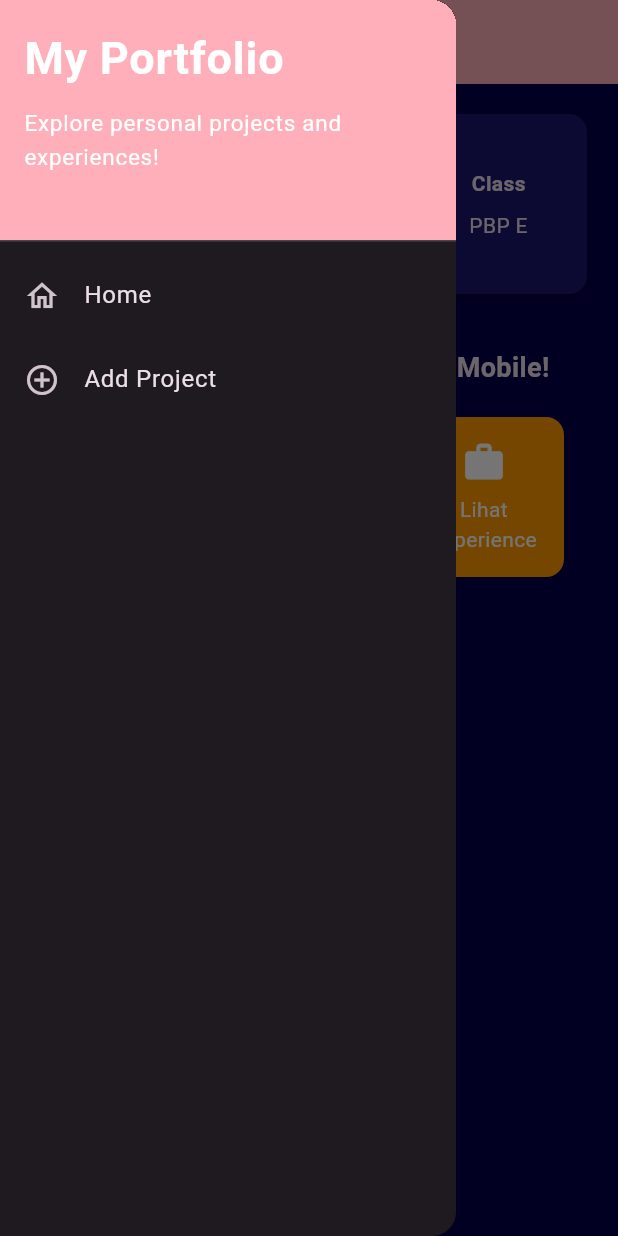
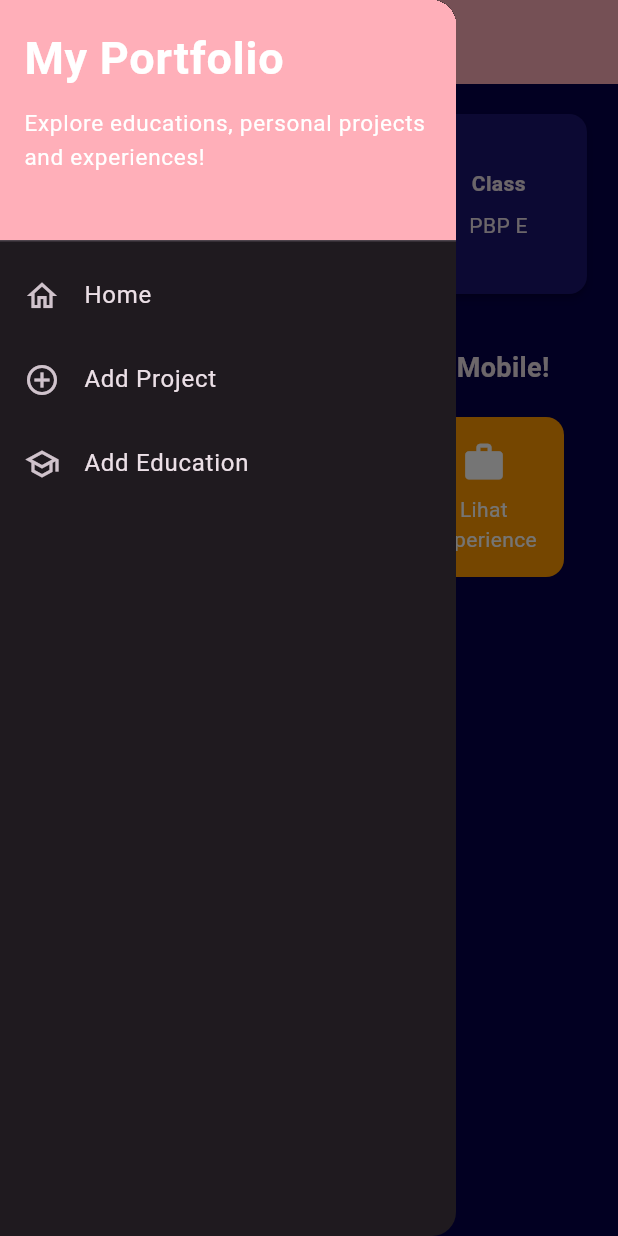
Before and after one commit to syakhrnss/myportofolio_mobile, a Flutter app: the screen it shows after launch, with the side drawer open, on a phone screen of 412 x 824 dp. Run offline on Flutter 3.47's test engine with Material 3 defaults, Android fonts, the phone set to English and light mode, and no system bars.

Commit message:
feat(drawer): add Add Education option to LeftDrawer

```diff
--- a/lib/widgets/left_drawer.dart
+++ b/lib/widgets/left_drawer.dart
@@ -1,4 +1,5 @@
 import 'package:flutter/material.dart';
+import 'package:myportofolio_mobile/screens/education_form.dart';
 import 'package:myportofolio_mobile/screens/menu.dart';
 import 'package:myportofolio_mobile/screens/project_form.dart';
 
@@ -27,7 +28,7 @@ class LeftDrawer extends StatelessWidget {
                 ),
                 SizedBox(height: 10),
                 Text(
-                  'Explore personal projects and experiences!',
+                  'Explore educations, personal projects and experiences!',
                   style: TextStyle(fontSize: 15, color: Colors.white),
                 ),
               ],
@@ -55,6 +56,18 @@ class LeftDrawer extends StatelessWidget {
               );
             },
           ),
+          ListTile(
+            leading: const Icon(Icons.school_outlined),
+            title: const Text('Add Education'),
+            onTap: () {
+              Navigator.pushReplacement(
+                context,
+                MaterialPageRoute(
+                  builder: (context) => const EducationFormPage(),
+                ),
+              );
+            },
+          ),
         ],
       ),
     );
```
